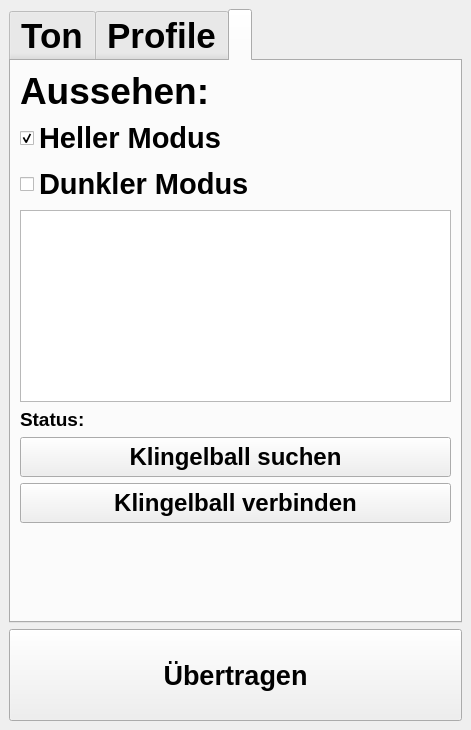
Sammasas/Klingelball-App, file klingelballui.ui: the form before one commit.
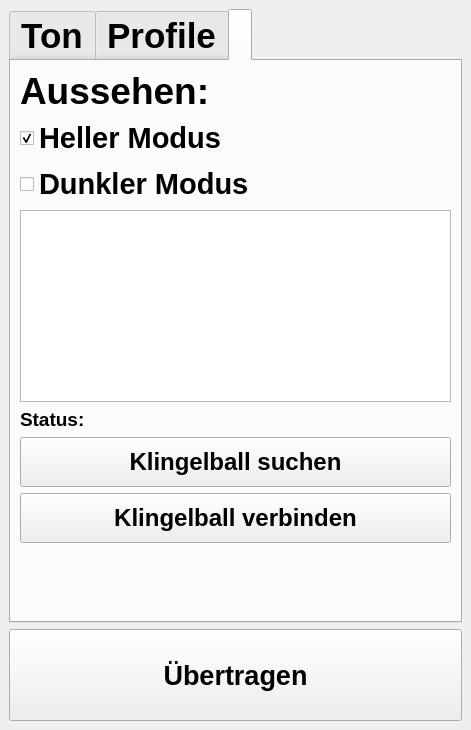
The form after the commit. The open tabs and pages were chosen to show the change. Icons and pictures are not drawn.

Diff of the .ui file:
```diff
--- a/klingelballui.ui
+++ b/klingelballui.ui
@@ -772,7 +772,7 @@
           <property name="minimumSize">
            <size>
             <width>0</width>
-            <height>40</height>
+            <height>50</height>
            </size>
           </property>
           <property name="font">
@@ -790,7 +790,7 @@
           <property name="minimumSize">
            <size>
             <width>0</width>
-            <height>40</height>
+            <height>50</height>
            </size>
           </property>
           <property name="font">
```
Left out of the diff: 6 changed lines with no effect on the pictures.
